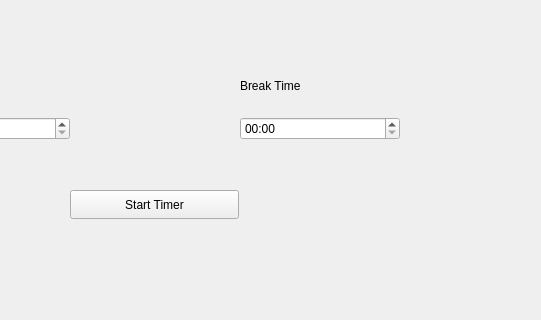
The window that mainwindow.ui (alexandra-len/PomodoroTimer) describes before a commit, drawn with Qt 5; both pictures show x 230 to 771 and y 0 to 320 of the 771 by 578 pixel window.
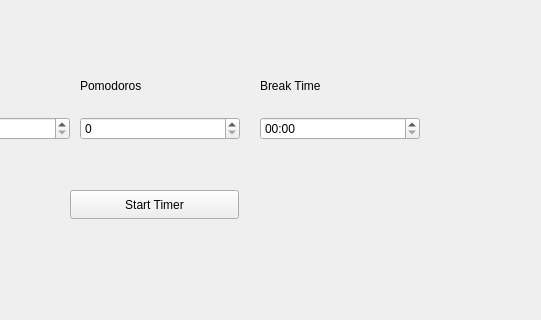
The same window after the commit. The open tabs and pages were chosen to show the change.

```diff
--- a/mainwindow.ui
+++ b/mainwindow.ui
@@ -59,7 +59,7 @@
      <widget class="QWidget" name="gridLayoutWidget_3">
       <property name="geometry">
        <rect>
-        <x>480</x>
+        <x>500</x>
         <y>60</y>
         <width>160</width>
         <height>80</height>
@@ -98,6 +98,28 @@
        <string>Start Timer</string>
       </property>
      </widget>
+     <widget class="QWidget" name="gridLayoutWidget_4">
+      <property name="geometry">
+       <rect>
+        <x>320</x>
+        <y>60</y>
+        <width>160</width>
+        <height>80</height>
+       </rect>
+      </property>
+      <layout class="QGridLayout" name="gridLayout_4">
+       <item row="1" column="0">
+        <widget class="QSpinBox" name="spinBox"/>
+       </item>
+       <item row="0" column="0">
+        <widget class="QLabel" name="label_3">
+         <property name="text">
+          <string>Pomodoros</string>
+         </property>
+        </widget>
+       </item>
+      </layout>
+     </widget>
     </widget>
     <widget class="QWidget" name="page_2">
      <widget class="QWidget" name="gridLayoutWidget">
```
Left out of the diff: 2 changed lines with no effect on the pictures.
